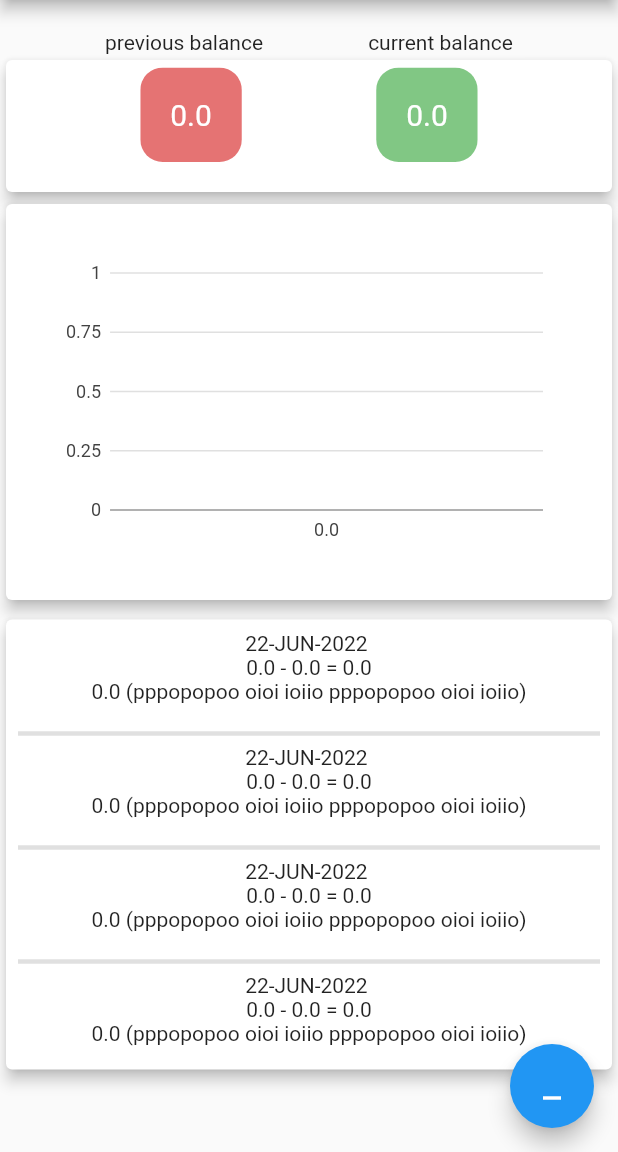
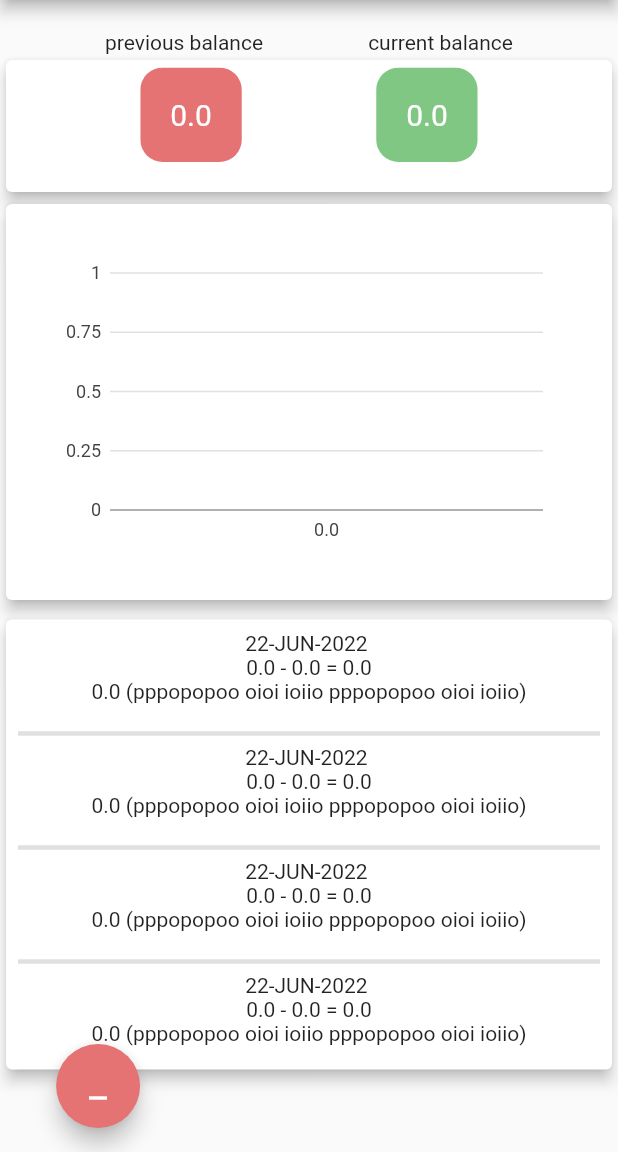
Before and after one commit to Petar81/Track-Bank-Expenses, a Flutter app: the screen it shows after launch, on a phone screen of 412 x 824 dp, the part 84-1236 px from its top. Run offline on Flutter 3.47's test engine with Material 2 defaults, Android fonts, the phone set to English and light mode, and no system bars; our stand-ins replace charts_flutter, firebase_core, firebase_database; accounts and stored records are empty.

```diff
--- a/lib/screens/balance_overview.dart
+++ b/lib/screens/balance_overview.dart
@@ -215,7 +215,9 @@ class _BalanceOverviewState extends State<BalanceOverview> {
           ),
         ],
       ),
-      floatingActionButton: FloatingActionButton(
+      floatingActionButton: Align(
+        alignment: const Alignment(-0.7, 1.0),
+        child: FloatingActionButton(
           onPressed: () async {
             String date;
             String time;
@@ -274,6 +276,8 @@ class _BalanceOverviewState extends State<BalanceOverview> {
           },
           tooltip: 'add expense',
           child: const Icon(Icons.minimize),
+          backgroundColor: Colors.red.shade300,
+        ),
       ), // This trailing comma makes auto-formatting nicer for build methods.
     );
   }
```
Lines whose indentation alone changed are shown as unchanged.
